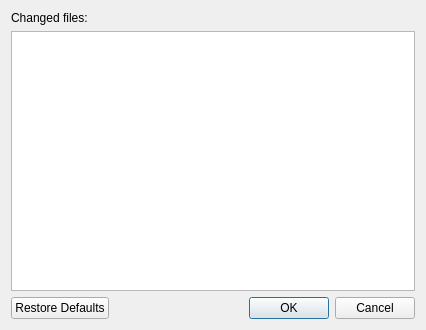
KDE/kommit, file src/gui/dialogs/changedfilesdialog.ui: the form before one commit.
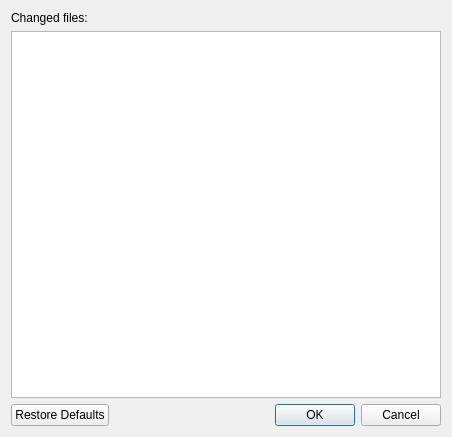
The form after the commit.

Patch:
```diff
--- a/src/gui/dialogs/changedfilesdialog.ui
+++ b/src/gui/dialogs/changedfilesdialog.ui
@@ -6,8 +6,8 @@
    <rect>
     <x>0</x>
     <y>0</y>
-    <width>426</width>
-    <height>330</height>
+    <width>452</width>
+    <height>437</height>
    </rect>
   </property>
   <property name="windowTitle">
@@ -22,7 +22,7 @@
     </widget>
    </item>
    <item>
-    <widget class="QListWidget" name="listWidget">
+    <widget class="QListView" name="listView">
      <property name="contextMenuPolicy">
       <enum>Qt::CustomContextMenu</enum>
      </property>
```
